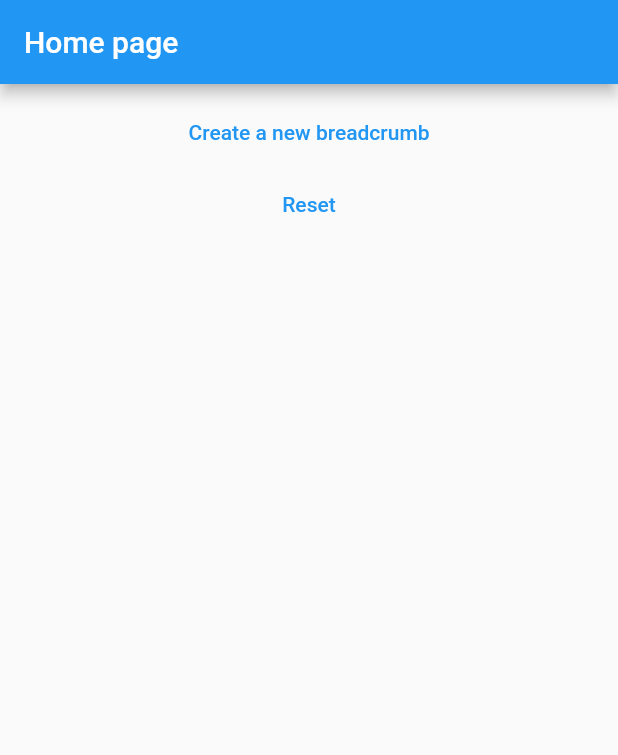
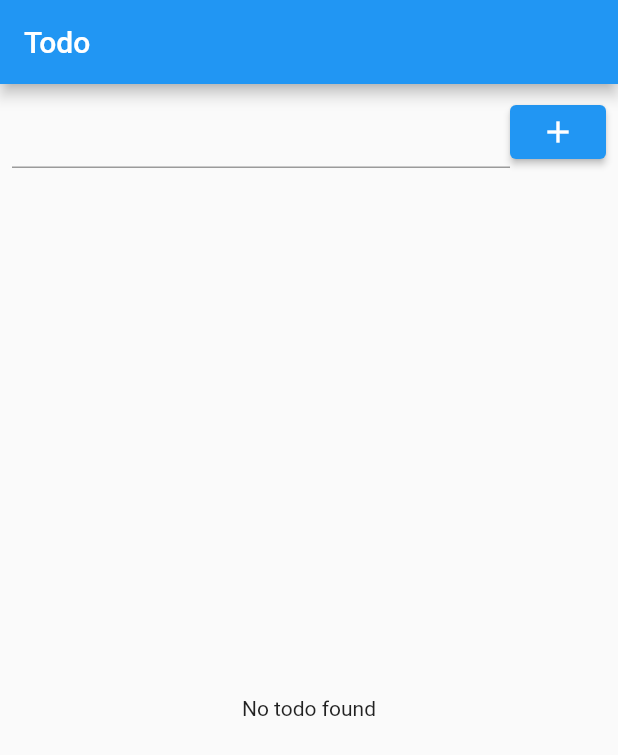
Before and after one commit to foxtrotravi/provider_tutorial, a Flutter app: the screen it shows after launch, on a phone screen of 412 x 824 dp. Shown: the top 755 px of the screen. Run offline on Flutter 3.47's test engine with Material 2 defaults, Android fonts, the phone set to English and light mode, and no system bars.

Commit message:
Todo list app

```diff
--- /dev/null
+++ b/lib/change_notifiers/todo_provider.dart
@@ -0,0 +1,49 @@
+import 'dart:collection';
+import 'package:flutter/material.dart';
+
+class TodoProvider extends ChangeNotifier {
+  final List<Todo> _todoList = [];
+
+  UnmodifiableListView<Todo> get todoList => UnmodifiableListView(_todoList);
+
+  void add(Todo todo) {
+    _todoList.add(todo);
+    notifyListeners();
+  }
+
+  void toggle(int index) {
+    _todoList[index].toggle();
+    notifyListeners();
+  }
+}
+
+class Todo {
+  bool _isCompleted;
+  final String _title;
+
+  Todo({
+    required bool isCompleted,
+    required String title,
+  })  : _isCompleted = isCompleted,
+        _title = title;
+
+  String get title => _title;
+  bool get isCompleted => _isCompleted;
+
+  void toggle() {
+    _isCompleted = !_isCompleted;
+  }
+
+  @override
+  String toString() => 'Todo(_isCompleted: $_isCompleted, _title: $_title)';
+
+  @override
+  bool operator ==(covariant Todo other) {
+    if (identical(this, other)) return true;
+
+    return other._isCompleted == _isCompleted && other._title == _title;
+  }
+
+  @override
+  int get hashCode => _isCompleted.hashCode ^ _title.hashCode;
+}
--- a/lib/main.dart
+++ b/lib/main.dart
@@ -1,7 +1,8 @@
 import 'package:flutter/material.dart';
 import 'package:provider/provider.dart';
 import 'package:provider_tutorial/change_notifiers/bread_crumb_provider.dart';
-import 'package:provider_tutorial/home_page.dart';
+import 'package:provider_tutorial/change_notifiers/todo_provider.dart';
+import 'package:provider_tutorial/todo/todo_home_page.dart';
 
 void main() {
   runApp(
@@ -9,6 +10,9 @@ void main() {
       providers: [
         ChangeNotifierProvider(
           create: (context) => BreadCrumbProvider(),
+        ),
+        ChangeNotifierProvider(
+          create: (_) => TodoProvider(),
         ),
       ],
       child: const AppWidget(),
@@ -22,7 +26,7 @@ class AppWidget extends StatelessWidget {
   @override
   Widget build(BuildContext context) {
     return const MaterialApp(
-      home: HomePage(),
+      home: TodoHomePage(),
     );
   }
 }
--- /dev/null
+++ b/lib/todo/todo_home_page.dart
@@ -0,0 +1,87 @@
+import 'package:flutter/material.dart';
+import 'package:provider/provider.dart';
+import 'package:provider_tutorial/change_notifiers/todo_provider.dart';
+
+class TodoHomePage extends StatefulWidget {
+  const TodoHomePage({super.key});
+
+  @override
+  State<TodoHomePage> createState() => _TodoHomePageState();
+}
+
+class _TodoHomePageState extends State<TodoHomePage> {
+  late final TextEditingController _controller;
+
+  @override
+  void initState() {
+    _controller = TextEditingController();
+    super.initState();
+  }
+
+  @override
+  void dispose() {
+    _controller.dispose();
+    super.dispose();
+  }
+
+  @override
+  Widget build(BuildContext context) {
+    return Scaffold(
+      appBar: AppBar(
+        title: const Text('Todo'),
+      ),
+      body: Column(
+        children: [
+          Padding(
+            padding: const EdgeInsets.all(8.0),
+            child: Row(
+              children: [
+                Expanded(
+                  child: TextFormField(
+                    controller: _controller,
+                  ),
+                ),
+                ElevatedButton(
+                  onPressed: () {
+                    context.read<TodoProvider>().add(
+                          Todo(
+                            isCompleted: false,
+                            title: _controller.text,
+                          ),
+                        );
+                    _controller.clear();
+                  },
+                  child: const Icon(Icons.add),
+                ),
+              ],
+            ),
+          ),
+          Expanded(
+            child: Consumer<TodoProvider>(
+              builder: (context, todoProvider, child) {
+                if (todoProvider.todoList.isEmpty) {
+                  return const Center(
+                    child: Text('No todo found'),
+                  );
+                }
+                return ListView.builder(
+                  itemCount: todoProvider.todoList.length,
+                  itemBuilder: (_, index) {
+                    return CheckboxListTile(
+                      value: todoProvider.todoList[index].isCompleted,
+                      onChanged: (value) {
+                        if (value == null) return;
+                        context.read<TodoProvider>().toggle(index);
+                      },
+                      title: Text(todoProvider.todoList[index].title),
+                    );
+                  },
+                );
+              },
+            ),
+          ),
+        ],
+      ),
+    );
+  }
+}
```
